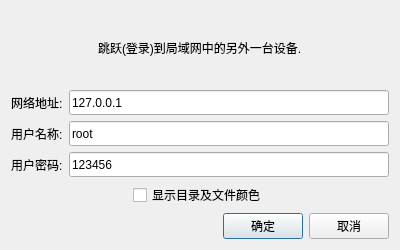
Before: the Qt Designer form examples/goline.ui in nulijiabei/cgoqt, drawn with Qt 5.
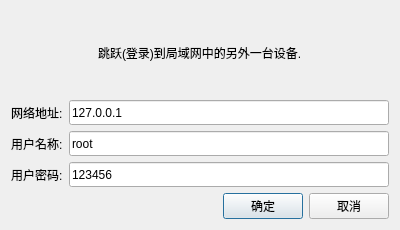
After: the same form once the commit is applied.

What changed in the file:
```diff
--- a/examples/goline.ui
+++ b/examples/goline.ui
@@ -7,7 +7,7 @@
     <x>0</x>
     <y>0</y>
     <width>400</width>
-    <height>250</height>
+    <height>230</height>
    </rect>
   </property>
   <property name="windowTitle">
@@ -95,17 +95,6 @@
        </item>
       </layout>
      </item>
-     <item>
-      <layout class="QHBoxLayout" name="horizontalLayout_d">
-       <item alignment="Qt::AlignHCenter">
-        <widget class="QCheckBox" name="checkBox">
-         <property name="text">
-          <string>显示目录及文件颜色</string>
-         </property>
-        </widget>
-       </item>
-      </layout>
-     </item>
     </layout>
    </item>
    <item>
```
